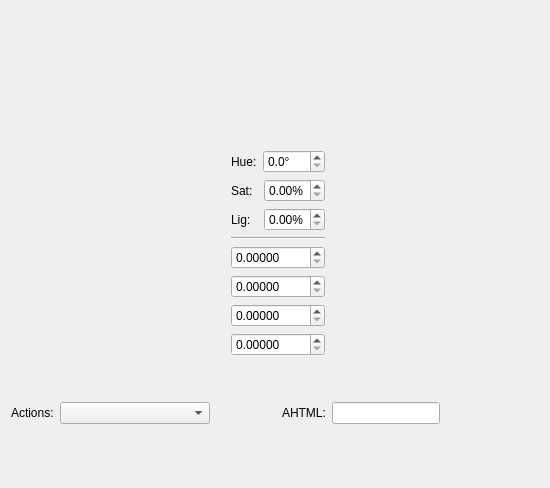
Before: the Qt Designer form src/ui/ColorEditor.ui in Rowanion/ColorChooser, drawn with Qt 5.
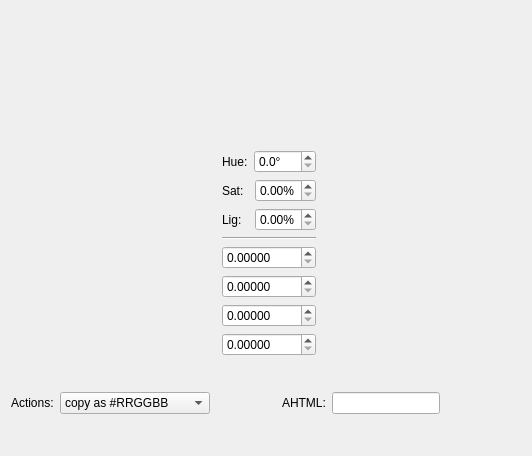
After: the same form once the commit is applied.

Commit message: [Added] menu entry PasteAsFloat - alpha is still being ignored. Why?

```diff
--- a/src/ui/ColorEditor.ui
+++ b/src/ui/ColorEditor.ui
@@ -6,8 +6,8 @@
    <rect>
     <x>0</x>
     <y>0</y>
-    <width>550</width>
-    <height>488</height>
+    <width>532</width>
+    <height>456</height>
    </rect>
   </property>
   <property name="windowTitle">
@@ -214,7 +214,7 @@
      <item>
       <widget class="QComboBox" name="cbb_actions">
        <property name="currentIndex">
-        <number>-1</number>
+        <number>0</number>
        </property>
        <item>
         <property name="text">
```
Left out of the diff: 10 changed lines with no effect on the pictures. The commit also changes 1 other file.
